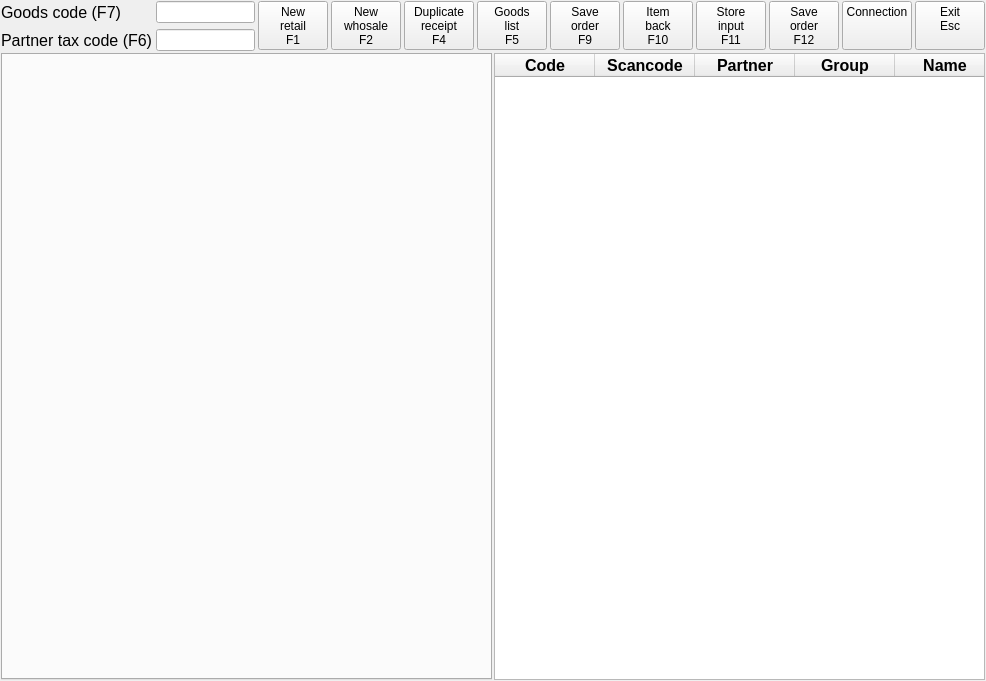
This is Shop/working.ui in End1-1/Cafe5 as Qt 5 draws it before an edit. The edited form follows.
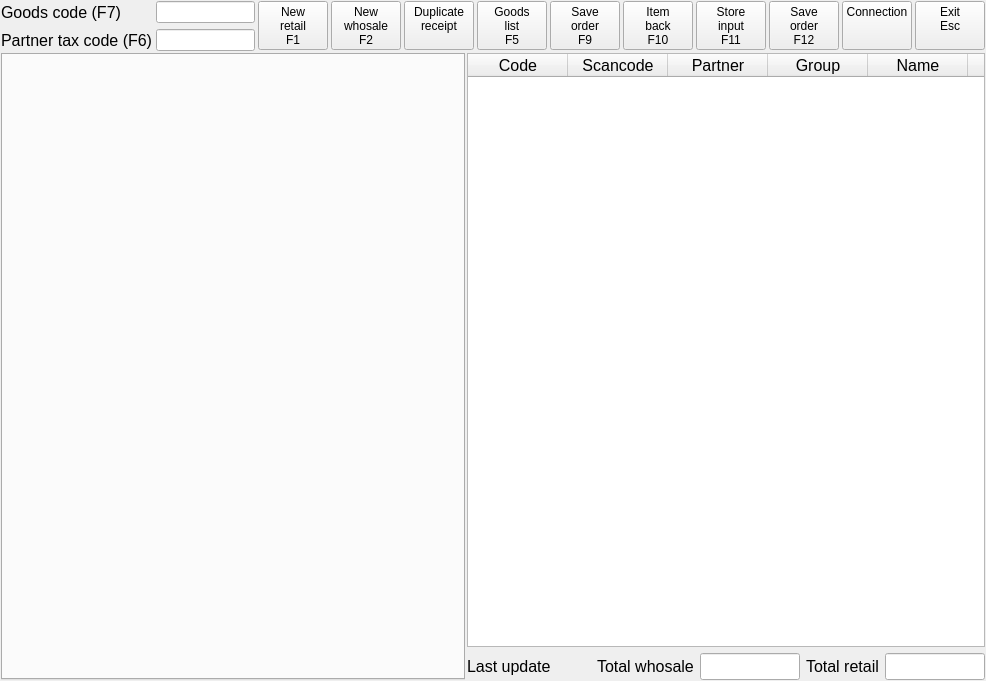
This is the edited form. Icons and pictures are not drawn. Custom widgets are drawn as their Qt base class.

```diff
--- a/Shop/working.ui
+++ b/Shop/working.ui
@@ -76,8 +76,8 @@
         <property name="font">
          <font>
           <pointsize>12</pointsize>
-          <weight>75</weight>
-          <bold>true</bold>
+          <weight>50</weight>
+          <bold>false</bold>
          </font>
         </property>
         <property name="focusPolicy">
@@ -190,6 +190,101 @@
         </column>
        </widget>
       </item>
+      <item>
+       <widget class="QWidget" name="widget_2" native="true">
+        <property name="font">
+         <font>
+          <pointsize>12</pointsize>
+         </font>
+        </property>
+        <layout class="QHBoxLayout" name="horizontalLayout">
+         <property name="leftMargin">
+          <number>0</number>
+         </property>
+         <property name="topMargin">
+          <number>0</number>
+         </property>
+         <property name="rightMargin">
+          <number>0</number>
+         </property>
+         <property name="bottomMargin">
+          <number>0</number>
+         </property>
+         <item>
+          <widget class="QLabel" name="lbLastUpdate">
+           <property name="text">
+            <string>Last update</string>
+           </property>
+          </widget>
+         </item>
+         <item>
+          <spacer name="horizontalSpacer">
+           <property name="orientation">
+            <enum>Qt::Horizontal</enum>
+           </property>
+           <property name="sizeHint" stdset="0">
+            <size>
+             <width>40</width>
+             <height>20</height>
+            </size>
+           </property>
+          </spacer>
+         </item>
+         <item>
+          <widget class="QLabel" name="lbTotalWhosale">
+           <property name="text">
+            <string>Total whosale</string>
+           </property>
+          </widget>
+         </item>
+         <item>
+          <widget class="C5LineEdit" name="leTotalWhosale">
+           <property name="minimumSize">
+            <size>
+             <width>100</width>
+             <height>0</height>
+            </size>
+           </property>
+           <property name="maximumSize">
+            <size>
+             <width>100</width>
+             <height>16777215</height>
+            </size>
+           </property>
+           <property name="readOnly">
+            <bool>true</bool>
+           </property>
+          </widget>
+         </item>
+         <item>
+          <widget class="QLabel" name="lbTotalRetail">
+           <property name="text">
+            <string>Total retail</string>
+           </property>
+          </widget>
+         </item>
+         <item>
+          <widget class="C5LineEdit" name="leTotalRetail">
+           <property name="minimumSize">
+            <size>
+             <width>100</width>
+             <height>0</height>
+            </size>
+           </property>
+           <property name="maximumSize">
+            <size>
+             <width>100</width>
+             <height>16777215</height>
+            </size>
+           </property>
+           <property name="readOnly">
+            <bool>true</bool>
+           </property>
+          </widget>
+         </item>
+        </layout>
+       </widget>
+      </item>
      </layout>
     </widget>
    </item>
@@ -348,7 +443,7 @@
         <property name="text">
          <string>Duplicate
 receipt
-F4</string>
+</string>
         </property>
         <property name="icon">
          <iconset resource="../resources/res.qrc">
@@ -654,6 +749,13 @@
   </layout>
  </widget>
  <layoutdefault spacing="6" margin="11"/>
+ <customwidgets>
+  <customwidget>
+   <class>C5LineEdit</class>
+   <extends>QLineEdit</extends>
+   <header>c5lineedit.h</header>
+  </customwidget>
+ </customwidgets>
  <tabstops>
   <tabstop>leCode</tabstop>
   <tabstop>tblGoods</tabstop>
```
